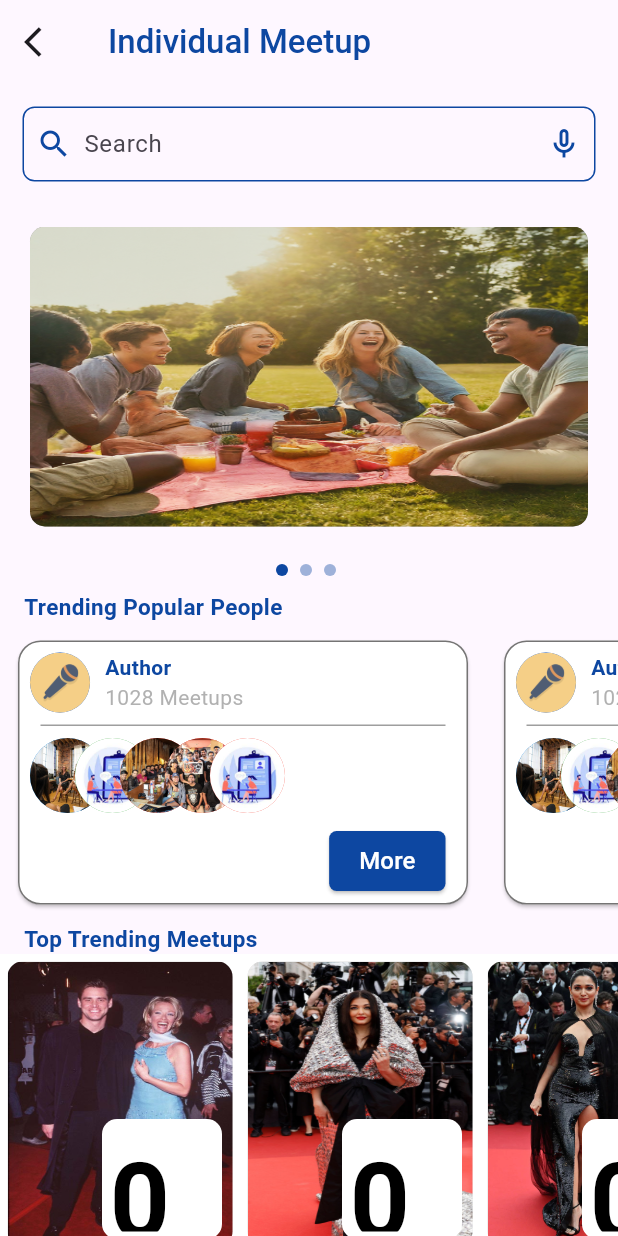
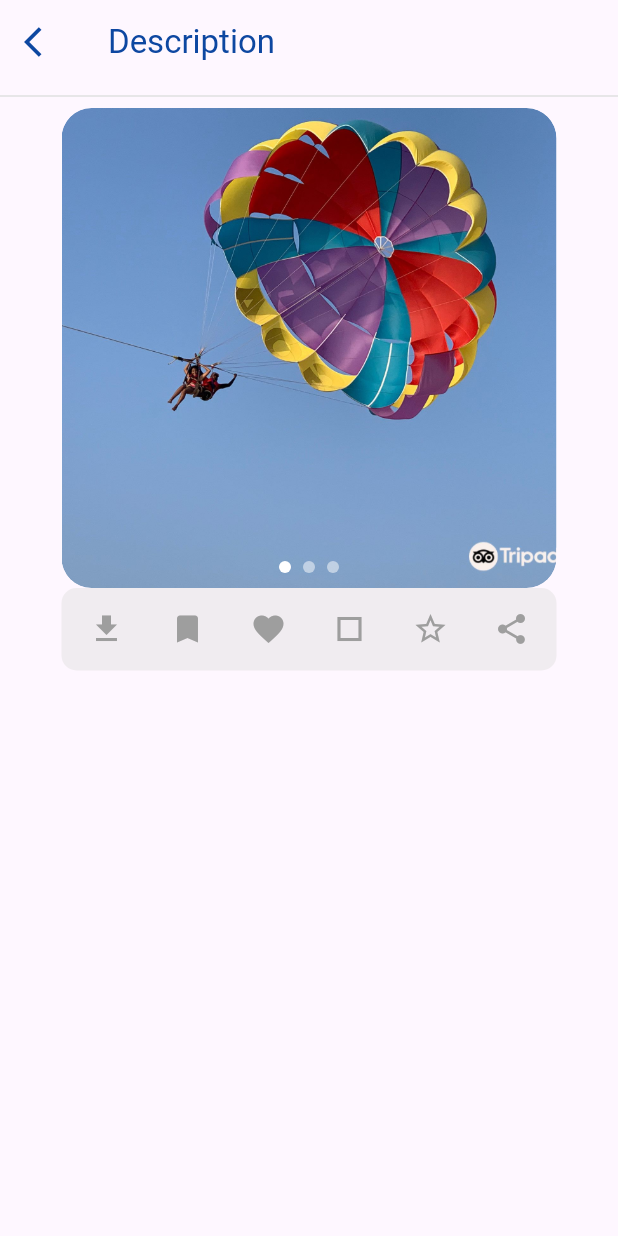
Before and after one commit to meetmeerahul/promilo_task, a Flutter app: the screen it shows after launch, on a phone screen of 412 x 824 dp. Run offline on Flutter 3.47's test engine with Material 3 defaults, Android fonts, the phone set to English and light mode, and no system bars; drawn by our look-alikes of carousel_slider; our stand-ins replace bloc, flutter_bloc.

Commit message:
Image slider and bottom buttons added

```diff
--- a/lib/main.dart
+++ b/lib/main.dart
@@ -1,4 +1,5 @@
 import 'package:flutter/material.dart';
+import 'package:promilo_task/screens/description_screen/description_screen.dart';
 
 import 'package:promilo_task/screens/login_screen/login_screen.dart';
 
@@ -26,7 +27,7 @@ class MyApp extends StatelessWidget {
           colorScheme: ColorScheme.fromSeed(seedColor: Colors.deepPurple),
           useMaterial3: true,
         ),
-        home: const HomeScreen(),
+        home:  DescriptionScreen(),
       ),
     );
   }
--- /dev/null
+++ b/lib/screens/description_screen/description_screen.dart
@@ -0,0 +1,47 @@
+import 'package:flutter/material.dart';
+
+import 'widgets/bottom_buttons.dart';
+import 'widgets/top_image_slider.dart';
+
+class DescriptionScreen extends StatefulWidget {
+  const DescriptionScreen({super.key});
+
+  @override
+  State<DescriptionScreen> createState() => _DescriptionScreenState();
+}
+
+class _DescriptionScreenState extends State<DescriptionScreen> {
+  @override
+  Widget build(BuildContext context) {
+    return Scaffold(
+      appBar: AppBar(
+        title: Text(
+          "Description",
+          style: TextStyle(color: Colors.blue[900]),
+        ),
+        leading: Icon(
+          Icons.arrow_back_ios,
+          color: Colors.blue[900],
+        ),
+      ),
+      body: SingleChildScrollView(
+        child: Column(
+          children: [
+            Divider(
+              color: Colors.grey[300],
+            ),
+            const SizedBox(
+              height: 600, // Adjust the height of the SizedBox
+              child: Column(
+                children: [
+                  ImageCarousel(),
+                  BottomButtons(),
+                ],
+              ),
+            )
+          ],
+        ),
+      ),
+    );
+  }
+}
--- /dev/null
+++ b/lib/screens/description_screen/widgets/bottom_buttons.dart
@@ -0,0 +1,49 @@
+import 'package:flutter/material.dart';
+
+class BottomButtons extends StatelessWidget {
+  const BottomButtons({
+    super.key,
+  });
+
+  @override
+  Widget build(BuildContext context) {
+    return Container(
+      height: 55,
+      width: 330,
+      decoration: BoxDecoration(
+        borderRadius:
+            BorderRadius.circular(10.0), // Adjust the radius as needed
+        color: const Color.fromARGB(255, 227, 225, 225).withOpacity(0.5),
+      ),
+      child: Row(
+        mainAxisAlignment: MainAxisAlignment.spaceEvenly,
+        children: [
+          IconButton(
+            icon: const Icon(Icons.download, color: Colors.grey),
+            onPressed: () {},
+          ),
+          IconButton(
+            icon: const Icon(Icons.bookmark, color: Colors.grey),
+            onPressed: () {},
+          ),
+          IconButton(
+            icon: const Icon(Icons.favorite, color: Colors.grey),
+            onPressed: () {},
+          ),
+          IconButton(
+            icon: const Icon(Icons.crop_square_sharp, color: Colors.grey),
+            onPressed: () {},
+          ),
+          IconButton(
+            icon: const Icon(Icons.star_border, color: Colors.grey),
+            onPressed: () {},
+          ),
+          IconButton(
+            icon: const Icon(Icons.share, color: Colors.grey),
+            onPressed: () {},
+          ),
+        ],
+      ),
+    );
+  }
+}
--- /dev/null
+++ b/lib/screens/description_screen/widgets/top_image_slider.dart
@@ -0,0 +1,96 @@
+import 'package:flutter/material.dart';
+
+class ImageCarousel extends StatefulWidget {
+  const ImageCarousel({Key? key}) : super(key: key);
+
+  @override
+  _ImageCarouselState createState() => _ImageCarouselState();
+}
+
+class _ImageCarouselState extends State<ImageCarousel> {
+  final List<String> images = [
+    'assets/d1.jpg', // Replace with your image paths
+    'assets/d2.jpg',
+    'assets/d3.jpg',
+  ];
+
+  late PageController _pageController;
+  int _currentPage = 0;
+
+  @override
+  void initState() {
+    super.initState();
+    _pageController = PageController(initialPage: _currentPage);
+  }
+
+  @override
+  Widget build(BuildContext context) {
+    return ClipRRect(
+      borderRadius: BorderRadius.circular(20.0), // Adjust the radius as needed
+      child: Container(
+        height: 320,
+        width: 330,
+        decoration: BoxDecoration(
+          borderRadius:
+              BorderRadius.circular(20.0), // Rounded corners for the container
+          color: Colors
+              .white, // Add a background color to see the container's shape
+        ),
+        child: Padding(
+          padding: const EdgeInsets.all(0.0),
+          child: Stack(
+            children: [
+              PageView.builder(
+                controller: _pageController,
+                itemCount: images.length,
+                onPageChanged: (int page) {
+                  setState(() {
+                    _currentPage = page;
+                  });
+                },
+                itemBuilder: (context, index) {
+                  return AspectRatio(
+                    aspectRatio:
+                        1.0, // Aspect ratio of 1 will make the images square
+                    child: ClipRRect(
+                      borderRadius: BorderRadius.circular(
+                          20.0), // Apply rounded corners to images
+                      child: Image.asset(
+                        images[index],
+                        fit: BoxFit.cover,
+                      ),
+                    ),
+                  );
+                },
+              ),
+              Positioned(
+                bottom: 10.0,
+                left: 0,
+                right: 0,
+                child: Row(
+                  mainAxisAlignment: MainAxisAlignment.center,
+                  children: List.generate(
+                    images.length,
+                    (i) {
+                      return Container(
+                        width: 8.0,
+                        height: 8.0,
+                        margin: const EdgeInsets.symmetric(horizontal: 4.0),
+                        decoration: BoxDecoration(
+                          shape: BoxShape.circle,
+                          color: _currentPage == i
+                              ? Colors.white
+                              : Colors.white.withOpacity(0.5),
+                        ),
+                      );
+                    },
+                  ),
+                ),
+              ),
+            ],
+          ),
+        ),
+      ),
+    );
+  }
+}
--- a/lib/screens/home_screen/home_screen.dart
+++ b/lib/screens/home_screen/home_screen.dart
@@ -29,6 +29,9 @@ class _HomeScreenState extends State<HomeScreen> {
       body: SingleChildScrollView(
         child: Column(
           children: [
+            Divider(
+              color: Colors.grey[300],
+            ),
             const TopSearchBox(),
             const ImageCarouselWithDots(),
             const HeadingsTrendings(text: "Trending Popular People"),
```
Also changed, not shown: assets/d1.jpg (added), assets/d2.jpg (added), assets/d3.jpg (added).
